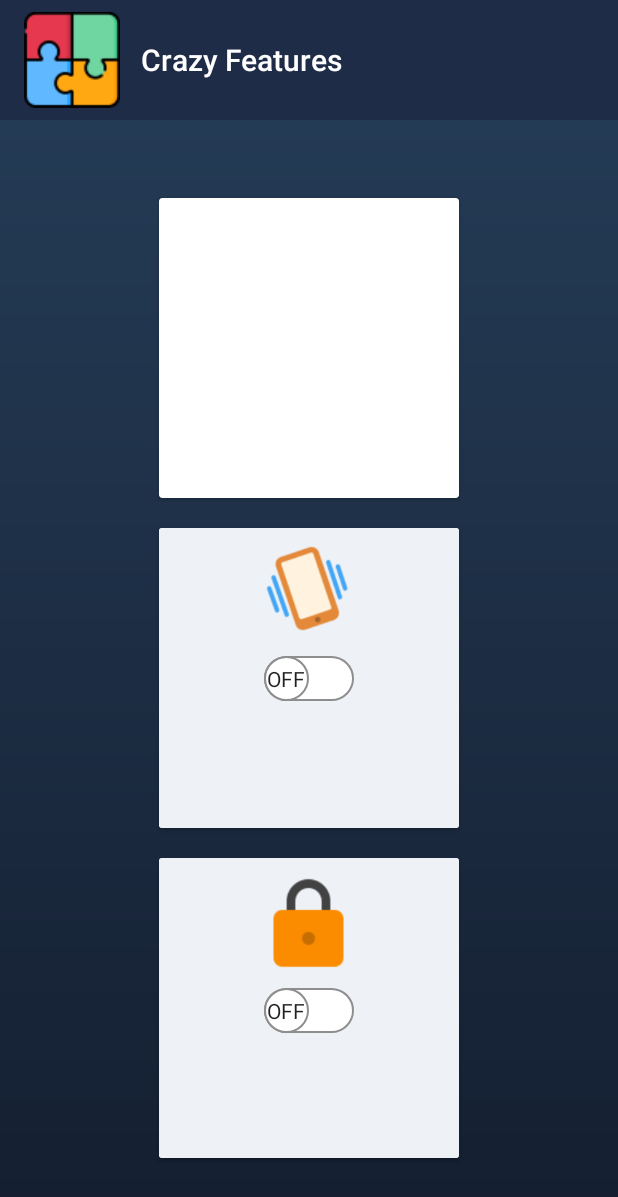
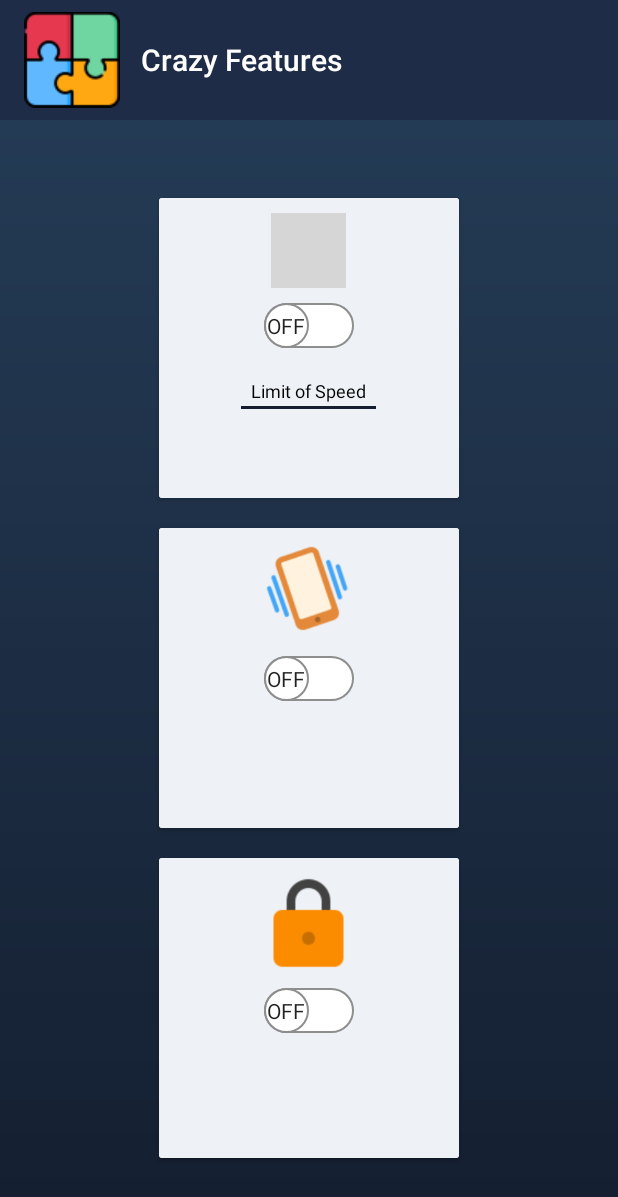
Before and after one commit to sharif-dev/CrazyFeatures, an Android app: the screen it shows after launch (MainActivity), on a phone screen of 412 x 824 dp. Shown: the top 1197 px of the screen. Run offline under Robolectric (Android 15) with nearby library versions, the phone set to English and light mode, and no system bars; grey boxes are pictures that could not be loaded.

Commit message:
first_feature card edited.

```diff
--- a/app/src/main/res/layout/activity_main.xml
+++ b/app/src/main/res/layout/activity_main.xml
@@ -39,8 +39,10 @@
         android:layout_height="761dp"
         android:layout_gravity="center"
         android:clipToPadding="false"
+
         android:orientation="vertical">
 
+        ///////////////////////////    first /////////////
 
         <androidx.cardview.widget.CardView
             android:layout_width="200dp"
@@ -50,7 +52,63 @@
             android:background="@color/colorPrimaryDark">
 
 
+            <LinearLayout
+                android:layout_width="match_parent"
+                android:layout_height="match_parent"
+                android:layout_gravity="center"
+                android:background="#eef2f7"
+                android:orientation="vertical"
+                >
+
+
+
+                <androidx.appcompat.widget.AppCompatImageView
+                    android:layout_width="50dp"
+                    android:layout_height="50dp"
+                    android:layout_gravity="center"
+                    android:src="@drawable/alarmclock"
+                    android:layout_marginTop="10dp"/>
+
+
+                <androidx.appcompat.widget.SwitchCompat
+                    android:id="@+id/alarm_clock"
+                    android:layout_width="wrap_content"
+                    android:layout_height="wrap_content"
+                    android:layout_gravity="center"
+                    android:layout_margin="10dp"
+                    android:layout_marginTop="15dp"
+                    android:textColor="@color/colorPrimaryDark"
+                    android:textOff="OFF"
+                    android:textOn="ON"
+                    android:thumb="@drawable/thumb"
+                    app:showText="true"
+                    app:track="@drawable/track" />
+
+                <EditText
+                    android:id="@+id/numberText"
+                    android:layout_width="wrap_content"
+                    android:layout_height="wrap_content"
+                    android:ems="7"
+                    android:textSize="12dp"
+                    android:textAlignment="center"
+                    android:textColor="#000000"
+                    android:layout_gravity="center"
+                    android:hint="Limit of Speed"
+                    android:inputType="number|numberDecimal"
+                    android:textColorHint="#000000"
+                    app:layout_constraintBottom_toTopOf="@+id/button_cancel"
+                    app:layout_constraintEnd_toEndOf="parent"
+                    app:layout_constraintStart_toStartOf="parent"
+                    app:layout_constraintTop_toBottomOf="@+id/button_timepicker" />
+
+            </LinearLayout>
+
+
         </androidx.cardview.widget.CardView>
+
+
+        ///////////////////////////    first /////////////
+
 
         <androidx.cardview.widget.CardView
             android:layout_width="200dp"
```
